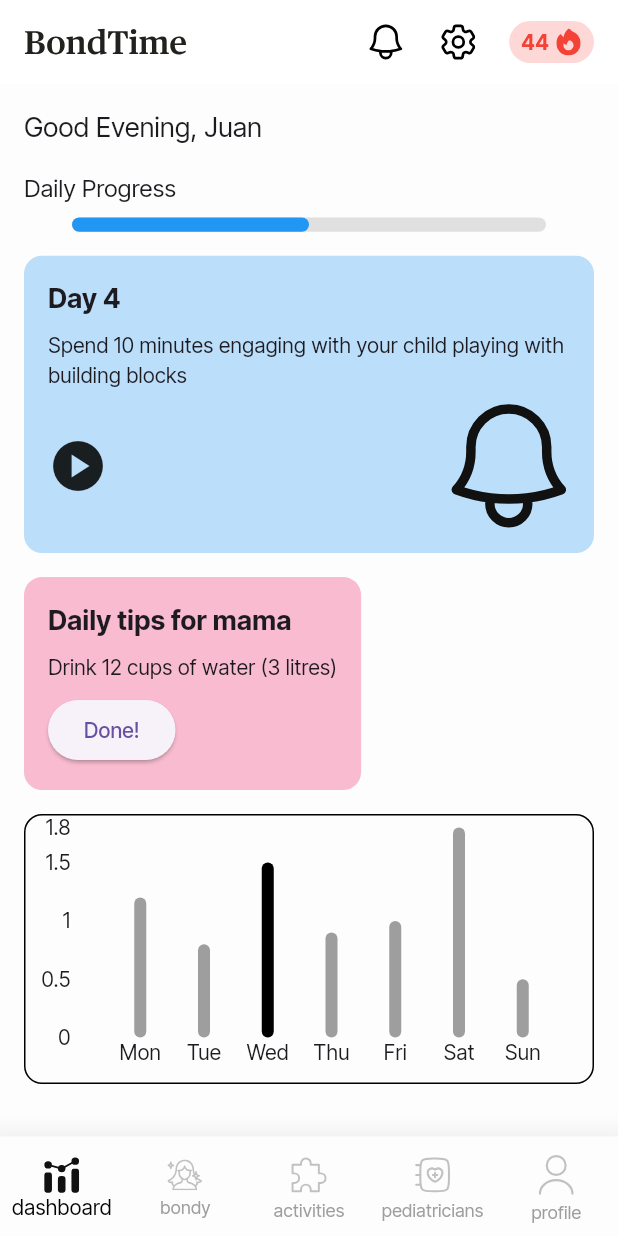
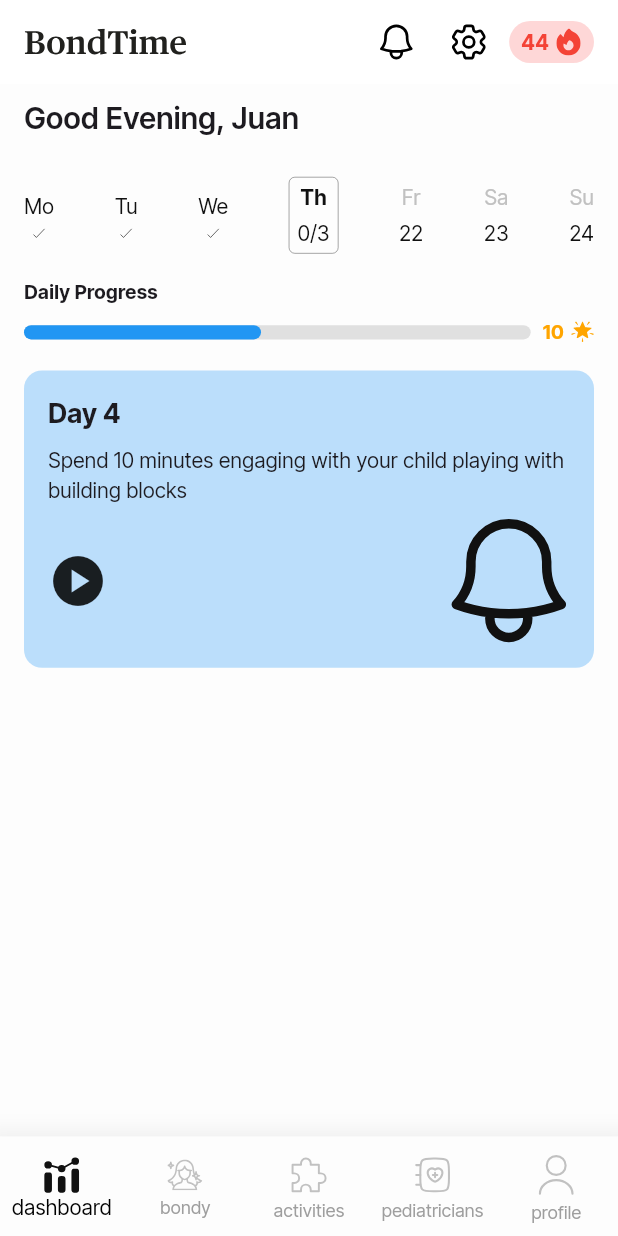
Before and after one commit to BondTime-New/Bondtime-App, a Flutter app: the screen it shows after launch, on a phone screen of 412 x 824 dp. Run offline on Flutter 3.47's test engine with Material 3 defaults, Android fonts, the phone set to English and light mode, and no system bars; drawn by our look-alikes of fl_chart; our stand-ins replace flutter_svg.

Commit message:
corrected the allignment and updated the star icon

```diff
--- a/lib/screens/dashboard.dart
+++ b/lib/screens/dashboard.dart
@@ -1,9 +1,25 @@
 import 'package:flutter/material.dart';
 import 'package:flutter_svg/flutter_svg.dart';
-import 'package:fl_chart/fl_chart.dart';
 import '../widgets/bottom_navbar.dart';
 
-class DashboardScreen extends StatelessWidget {
+class DashboardScreen extends StatefulWidget {
+  @override
+  _DashboardScreenState createState() => _DashboardScreenState();
+}
+
+class _DashboardScreenState extends State<DashboardScreen> {
+  final List<String> days = ["Mo", "Tu", "We", "Th", "Fr", "Sa", "Su"];
+  final List<String> dates = ["19", "20", "21", "1/3", "22", "23", "24"];
+  final List<bool> completedDays = [true, true, true, false, false, false, false];
+  int selectedIndex = 3; // Default selected day (Thursday)
+  int rewardStars = 10; // Number of earned reward stars
+
+  void selectDay(int index) {
+    setState(() {
+      selectedIndex = index;
+    });
+  }
+
   @override
   Widget build(BuildContext context) {
     return Scaffold(
@@ -11,10 +27,10 @@ class DashboardScreen extends StatelessWidget {
       appBar: AppBar(
         backgroundColor: Colors.white,
         elevation: 0,
-        leadingWidth: 30, // Reduced padding between back arrow and logo
+        leadingWidth: 30,
         title: SvgPicture.asset(
-          'assets/icons/BondTime_logo.svg', // Path to your SVG logo
-          height: 18, // Match Figma design
+          'assets/icons/BondTime_logo.svg',
+          height: 18,
         ),
         actions: [
           IconButton(
@@ -26,9 +42,8 @@ class DashboardScreen extends StatelessWidget {
             ),
             onPressed: () {},
           ),
-          Padding(
-            padding: const EdgeInsets.only(right: 10.0),
-            child: IconButton(
+          SizedBox(width: 0),
+          IconButton(
             icon: SvgPicture.asset(
               'assets/icons/settings.svg',
               height: 24,
@@ -37,29 +52,24 @@ class DashboardScreen extends StatelessWidget {
             ),
             onPressed: () {},
           ),
-          ),
-
-          // Streaks Icon with Number
-          Container(
-            constraints: BoxConstraints(
-              minWidth: 46,   // Minimum width
-              minHeight: 28,  // Fixed height
-            ),
+          SizedBox(width: 3),
+          Padding(
+            padding: const EdgeInsets.only(right: 16.0),
+            child: Container(
+              constraints: BoxConstraints(minWidth: 46, minHeight: 28),
               padding: EdgeInsets.symmetric(horizontal: 8, vertical: 4),
               decoration: BoxDecoration(
-              color: Color(0xFFFED7D7),  // Light red background
-              borderRadius: BorderRadius.circular(20), // Full radius for circular shape
+                color: Color(0xFFFED7D7),
+                borderRadius: BorderRadius.circular(20),
               ),
               child: Row(
-              mainAxisSize: MainAxisSize.min,  // Make width responsive to content
+                mainAxisSize: MainAxisSize.min,
                 children: [
-                Text(
-                  "44", // Streak count
+                  Text("44",
                       style: TextStyle(
                         color: Colors.red,
                         fontWeight: FontWeight.bold,
-                  ),
-                ),
+                      )),
                   SizedBox(width: 4),
                   SvgPicture.asset(
                     'assets/icons/streaks_icon.svg',
@@ -70,30 +80,127 @@ class DashboardScreen extends StatelessWidget {
                 ],
               ),
             ),
-          SizedBox(width: 16), // Space between icons
+          ),
         ],
       ),
       bottomNavigationBar: BottomNavBar(),
       body: SafeArea(
         child: Padding(
-          padding: const EdgeInsets.all(16.0),
+          padding: const EdgeInsets.symmetric(horizontal: 16.0),
           child: Column(
             crossAxisAlignment: CrossAxisAlignment.start,
             children: [
-              // Greeting
+              SizedBox(height: 8),
               Text(
                 "Good Evening, Juan",
-                style: TextStyle(fontSize: 18, fontFamily: 'InterTight'),
+                style: TextStyle(
+                  fontSize: 20,
+                  fontWeight: FontWeight.w600,
+                  fontFamily: 'InterTight',
+                ),
+              ),
+              SizedBox(height: 5),
+
+              // Selectable Dates Section
+              Container(
+                margin: EdgeInsets.only(top: 20),
+                child: Row(
+                  mainAxisAlignment: MainAxisAlignment.spaceBetween,
+                  children: List.generate(days.length, (index) {
+                    return GestureDetector(
+                      onTap: () => selectDay(index),
+                      child: Column(
+                        children: [
+                          if (index != selectedIndex)
+                            Column(
+                              children: [
+                                Text(
+                                  days[index],
+                                  style: TextStyle(
+                                    color: index < selectedIndex
+                                        ? Color(0xFF111111)
+                                        : Color(0xFFC1C1C1),
+                                    fontSize: 14,
+                                  ),
+                                ),
+                                SizedBox(height: 4),
+                                if (completedDays[index])
+                                  SvgPicture.asset(
+                                    "assets/icons/tick.svg",
+                                    width: 9,
+                                    height: 7.07,
+                                  )
+                                else
+                                  Text(
+                                    dates[index],
+                                    style: TextStyle(
+                                      color: Color(0xFF111111),
+                                      fontSize: 14,
+                                    ),
+                                  ),
+                              ],
+                            ),
+                          if (index == selectedIndex)
+                            Container(
+                              width: 33,
+                              height: 51,
+                              decoration: BoxDecoration(
+                                borderRadius: BorderRadius.circular(4),
+                                border: Border.all(
+                                    color: Color(0xFF111111), width: 0.25),
+                              ),
+                              child: Column(
+                                mainAxisAlignment: MainAxisAlignment.center,
+                                children: [
+                                  Text(
+                                    days[index],
+                                    style: TextStyle(
+                                      fontSize: 14,
+                                      fontWeight: FontWeight.bold,
+                                      color: Color(0xFF111111),
+                                    ),
+                                  ),
+                                  SizedBox(height: 4),
+                                  if (completedDays[index])
+                                    SvgPicture.asset(
+                                      "assets/icons/tick.svg",
+                                      width: 9,
+                                      height: 7.07,
+                                    )
+                                  else
+                                    Text(
+                                      "0/3",
+                                      style: TextStyle(
+                                        fontSize: 14,
+                                        color: Color(0xFF111111),
+                                      ),
+                                    ),
+                                ],
+                              ),
+                            ),
+                        ],
+                      ),
+                    );
+                  }),
+                ),
               ),
 
               SizedBox(height: 16),
 
-              // Progress Bar
-              Text("Daily Progress", style: TextStyle(fontSize: 16)),
+              // Daily Progress Title
+              Text(
+                "Daily Progress",
+                style: TextStyle(fontSize: 13, fontWeight: FontWeight.bold),
+              ),
               SizedBox(height: 8),
-              Container(
-                margin: EdgeInsets.only(left: 32),
-                width: 316,
+
+              // Progress Bar + Reward Star (Aligned)
+              Row(
+                crossAxisAlignment: CrossAxisAlignment.center,
+                children: [
+                  // Progress Bar (Unchanged)
+                  Expanded(
+                    child: Container(
                       height: 9.5,
                       decoration: BoxDecoration(
                         borderRadius: BorderRadius.circular(100),
@@ -102,7 +209,7 @@ class DashboardScreen extends StatelessWidget {
                       child: Stack(
                         children: [
                           Container(
-                      width: 316 * 0.5,
+                            width: 316 * 0.5, // **No changes to width**
                             height: 9.5,
                             decoration: BoxDecoration(
                               borderRadius: BorderRadius.circular(100),
@@ -112,10 +219,35 @@ class DashboardScreen extends StatelessWidget {
                         ],
                       ),
                     ),
+                  ),
+                  SizedBox(width: 8), // Space between progress bar and stars
+
+                  // Reward Star Count (⭐ 10)
+                  Row(
+                    children: [
+                      Text(
+                        "$rewardStars", // Dynamic star count
+                        style: TextStyle(
+                          fontSize: 13,
+                          fontWeight: FontWeight.bold,
+                          color: Color(0xFFFFA500), // Orange star color
+                        ),
+                      ),
+                      SizedBox(width: 4),
+                      SvgPicture.asset(
+                        "assets/icons/star_icon.svg", // Star icon
+                        height: 16,
+                        width: 16,
+                        color: Color(0xFFFFA500), // Orange star color
+                      ),
+                    ],
+                  ),
+                ],
+              ),
 
               SizedBox(height: 16),
 
-              // Activity Card (with SVG)
+              // Activity Card (Blue Card)
               Container(
                 padding: EdgeInsets.all(16),
                 decoration: BoxDecoration(
@@ -125,83 +257,22 @@ class DashboardScreen extends StatelessWidget {
                 child: Column(
                   crossAxisAlignment: CrossAxisAlignment.start,
                   children: [
-                    Text("Day 4", style: TextStyle(fontSize: 18, fontWeight: FontWeight.bold)),
+                    Text("Day 4",
+                        style: TextStyle(
+                            fontSize: 18, fontWeight: FontWeight.bold)),
                     SizedBox(height: 8),
-                    Text("Spend 10 minutes engaging with your child playing with building blocks"),
+                    Text(
+                        "Spend 10 minutes engaging with your child playing with building blocks"),
                     SizedBox(height: 8),
                     Row(
                       mainAxisAlignment: MainAxisAlignment.spaceBetween,
                       children: [
                         Icon(Icons.play_circle, size: 40),
-                        SvgPicture.asset("assets/icons/notifications.svg", width: 80),
+                        SvgPicture.asset("assets/icons/notifications.svg",
+                            width: 80),
                       ],
                     ),
                   ],
-                ),
-              ),
-
-              SizedBox(height: 16),
-
-              // Tips for Mom Card
-              Container(
-                padding: EdgeInsets.all(16),
-                decoration: BoxDecoration(
-                  color: Colors.pink[100],
-                  borderRadius: BorderRadius.circular(12),
-                ),
-                child: Column(
-                  crossAxisAlignment: CrossAxisAlignment.start,
-                  children: [
-                    Text("Daily tips for mama", style: TextStyle(fontSize: 18, fontWeight: FontWeight.bold)),
-                    SizedBox(height: 8),
-                    Text("Drink 12 cups of water (3 litres)"),
-                    SizedBox(height: 8),
-                    ElevatedButton(
-                      onPressed: () {},
-                      child: Text("Done!"),
-                    ),
-                  ],
-                ),
-              ),
-
-              SizedBox(height: 16),
-
-              // Coded Graph (Child Engagement Screen Time)
-              Container(
-                height: 180,
-                padding: EdgeInsets.all(8),
-                decoration: BoxDecoration(
-                  border: Border.all(color: Colors.black),
-                  borderRadius: BorderRadius.circular(12),
-                ),
-                child: BarChart(
-                  BarChartData(
-                    titlesData: FlTitlesData(
-                      leftTitles: AxisTitles(sideTitles: SideTitles(showTitles: true, reservedSize: 30)),
-                      bottomTitles: AxisTitles(
-                        sideTitles: SideTitles(
-                          showTitles: true,
-                          getTitlesWidget: (value, meta) {
-                            const days = ["Mon", "Tue", "Wed", "Thu", "Fri", "Sat", "Sun"];
-                            return Text(days[value.toInt()]);
-                          },
-                        ),
-                      ),
-                      rightTitles: AxisTitles(sideTitles: SideTitles(showTitles: false)),
-                      topTitles: AxisTitles(sideTitles: SideTitles(showTitles: false)),
-                    ),
-                    barGroups: [
-                      BarChartGroupData(x: 0, barRods: [BarChartRodData(toY: 1.2, color: Colors.grey)]),
-                      BarChartGroupData(x: 1, barRods: [BarChartRodData(toY: 0.8, color: Colors.grey)]),
-                      BarChartGroupData(x: 2, barRods: [BarChartRodData(toY: 1.5, color: Colors.black)]),
-                      BarChartGroupData(x: 3, barRods: [BarChartRodData(toY: 0.9, color: Colors.grey)]),
-                      BarChartGroupData(x: 4, barRods: [BarChartRodData(toY: 1.0, color: Colors.grey)]),
-                      BarChartGroupData(x: 5, barRods: [BarChartRodData(toY: 1.8, color: Colors.grey)]),
-                      BarChartGroupData(x: 6, barRods: [BarChartRodData(toY: 0.5, color: Colors.grey)]),
-                    ],
-                    borderData: FlBorderData(show: false),
-                    gridData: FlGridData(show: false),
-                  ),
                 ),
               ),
             ],
```
Also changed, not shown: assets/icons/star_icon.svg (added), assets/icons/tick.svg (added). Lines whose indentation alone changed are shown as unchanged.
